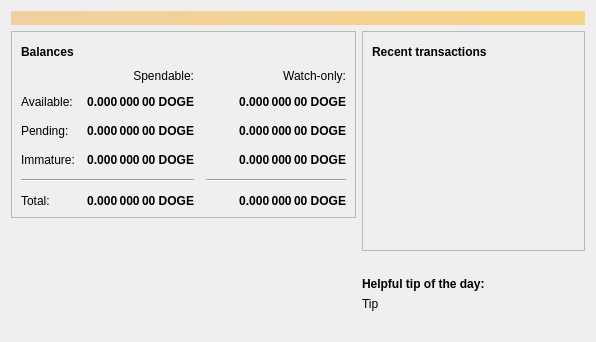
First picture: the form in src/qt/forms/overviewpage.ui, repository AntoBoto/PoEM, before the edit.
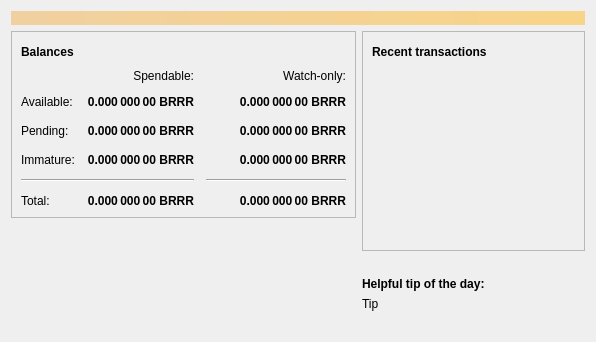
Second picture: the form after the edit. Icons and pictures are not drawn.

The edit to the form file:
```diff
--- a/src/qt/forms/overviewpage.ui
+++ b/src/qt/forms/overviewpage.ui
@@ -129,7 +129,7 @@
                <string>Unconfirmed transactions to watch-only addresses</string>
               </property>
               <property name="text">
-               <string notr="true">0.000 000 00 DOGE</string>
+               <string notr="true">0.000 000 00 BRRR</string>
               </property>
               <property name="alignment">
                <set>Qt::AlignRight|Qt::AlignTrailing|Qt::AlignVCenter</set>
@@ -154,7 +154,7 @@
                <string>Total of transactions that have yet to be confirmed, and do not yet count toward the spendable balance</string>
               </property>
               <property name="text">
-               <string notr="true">0.000 000 00 DOGE</string>
+               <string notr="true">0.000 000 00 BRRR</string>
               </property>
               <property name="alignment">
                <set>Qt::AlignRight|Qt::AlignTrailing|Qt::AlignVCenter</set>
@@ -179,7 +179,7 @@
                <string>Mined balance in watch-only addresses that has not yet matured</string>
               </property>
               <property name="text">
-               <string notr="true">0.000 000 00 DOGE</string>
+               <string notr="true">0.000 000 00 BRRR</string>
               </property>
               <property name="alignment">
                <set>Qt::AlignRight|Qt::AlignTrailing|Qt::AlignVCenter</set>
@@ -237,7 +237,7 @@
                <string>Mined balance that has not yet matured</string>
               </property>
               <property name="text">
-               <string notr="true">0.000 000 00 DOGE</string>
+               <string notr="true">0.000 000 00 BRRR</string>
               </property>
               <property name="alignment">
                <set>Qt::AlignRight|Qt::AlignTrailing|Qt::AlignVCenter</set>
@@ -282,7 +282,7 @@
                <string>Your current total balance</string>
               </property>
               <property name="text">
-               <string notr="true">0.000 000 00 DOGE</string>
+               <string notr="true">0.000 000 00 BRRR</string>
               </property>
               <property name="alignment">
                <set>Qt::AlignRight|Qt::AlignTrailing|Qt::AlignVCenter</set>
@@ -307,7 +307,7 @@
                <string>Current total balance in watch-only addresses</string>
               </property>
               <property name="text">
-               <string notr="true">0.000 000 00 DOGE</string>
+               <string notr="true">0.000 000 00 BRRR</string>
               </property>
               <property name="alignment">
                <set>Qt::AlignRight|Qt::AlignTrailing|Qt::AlignVCenter</set>
@@ -349,7 +349,7 @@
                <string>Your current spendable balance</string>
               </property>
               <property name="text">
-               <string notr="true">0.000 000 00 DOGE</string>
+               <string notr="true">0.000 000 00 BRRR</string>
               </property>
               <property name="alignment">
                <set>Qt::AlignRight|Qt::AlignTrailing|Qt::AlignVCenter</set>
@@ -374,7 +374,7 @@
                <string>Your current balance in watch-only addresses</string>
               </property>
               <property name="text">
-               <string notr="true">0.000 000 00 DOGE</string>
+               <string notr="true">0.000 000 00 BRRR</string>
               </property>
               <property name="alignment">
                <set>Qt::AlignRight|Qt::AlignTrailing|Qt::AlignVCenter</set>
```
Left out of the diff: 4 changed lines with no effect on the pictures.
